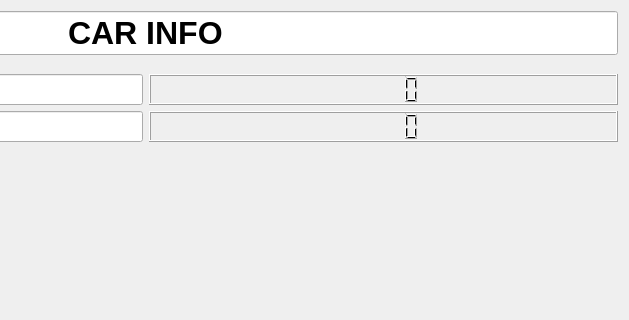
Before: the Qt Designer form sim_ws/src/arcus_gui/ui/ui/CarInfo.ui in robotique-udes/arcus-simulation, drawn with Qt 5; both pictures show x 337 to 966 and y 0 to 320 of the 966 by 542 pixel window.
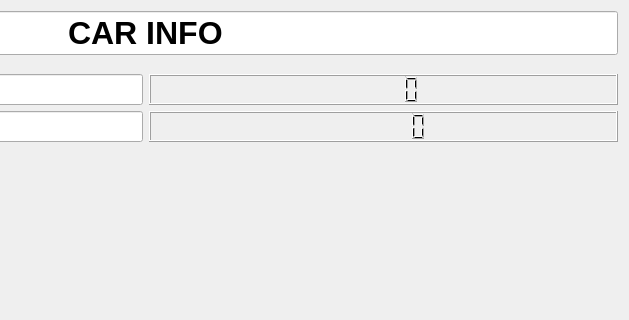
After: the same form once the commit is applied.

The edit to the form file:
```diff
--- a/sim_ws/src/arcus_gui/ui/ui/CarInfo.ui
+++ b/sim_ws/src/arcus_gui/ui/ui/CarInfo.ui
@@ -140,6 +140,9 @@
            <verstretch>0</verstretch>
           </sizepolicy>
          </property>
+         <property name="digitCount">
+          <number>6</number>
+         </property>
         </widget>
        </item>
       </layout>
```
